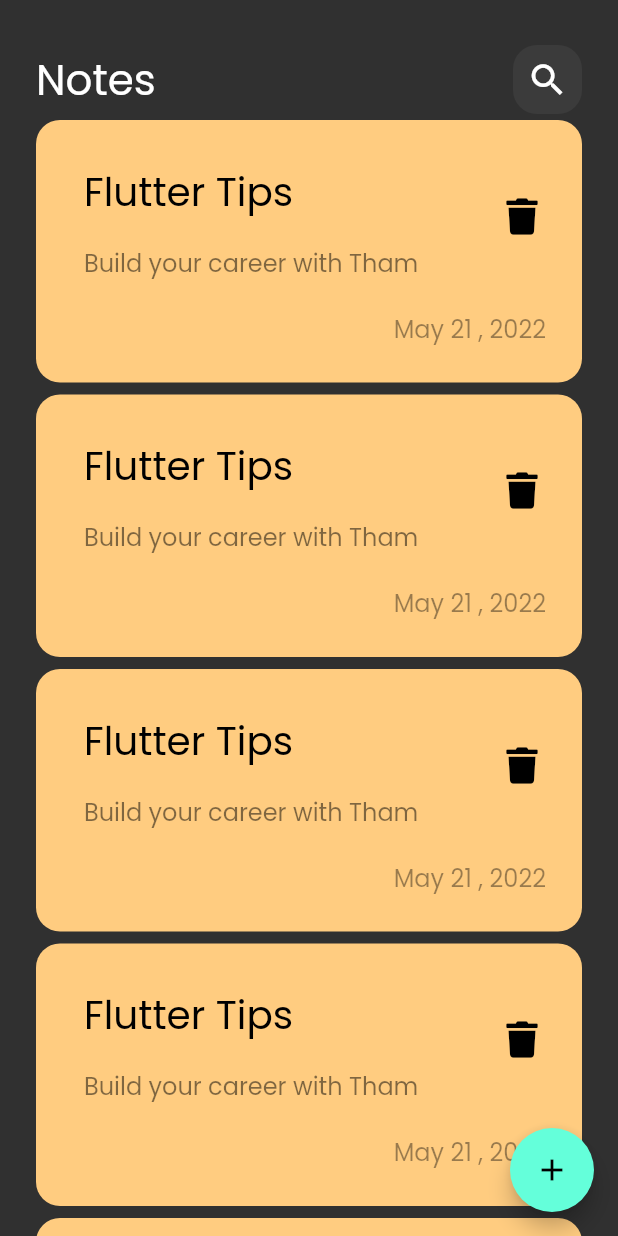
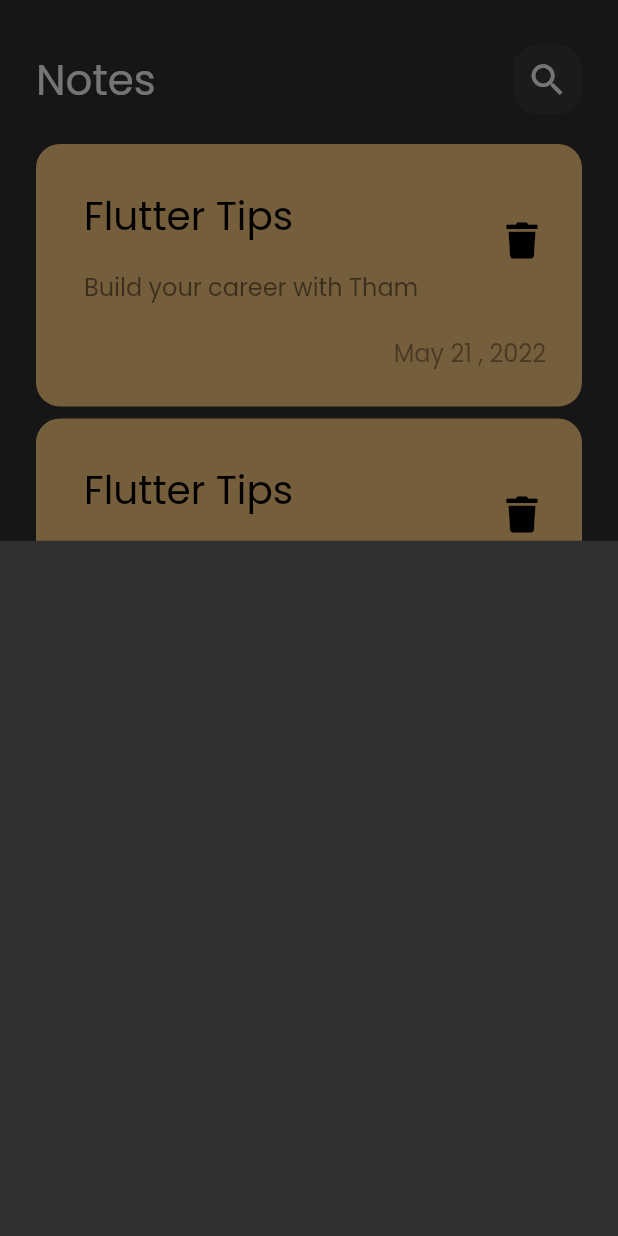
Before and after one commit to jalalsowat/project_note_app_flutter, a Flutter app: the screen it shows after launch, after a tap on the "add" icon, on a phone screen of 412 x 824 dp. Run offline on Flutter 3.47's test engine with Material 2 defaults, Android fonts, the phone set to English and light mode, and no system bars; our stand-ins replace font_awesome_flutter.

Commit message:
Add note bottom sheet

```diff
--- a/lib/views/notes.view.dart
+++ b/lib/views/notes.view.dart
@@ -1,5 +1,7 @@
 import 'package:flutter/material.dart';
 import 'package:notes_flutter/views/widgets/notes_view_body.dart';
+
+import 'widgets/add_note_bottom_sheet.dart';
 
 class NotesView extends StatelessWidget {
   const NotesView({Key? key}) : super(key: key);
@@ -8,7 +10,13 @@ class NotesView extends StatelessWidget {
   Widget build(BuildContext context) {
     return Scaffold(
       floatingActionButton: FloatingActionButton(
-        onPressed: () {},
+        onPressed: () {
+          showModalBottomSheet(
+              context: context,
+              builder: (context) {
+                return const AddNoteBottomSheet();
+              });
+        },
         child: const Icon(Icons.add),
       ),
       body: const NotesViewBody(),
--- /dev/null
+++ b/lib/views/widgets/add_note_bottom_sheet.dart
@@ -0,0 +1,10 @@
+import 'package:flutter/material.dart';
+
+class AddNoteBottomSheet extends StatelessWidget {
+  const AddNoteBottomSheet({Key? key}) : super(key: key);
+
+  @override
+  Widget build(BuildContext context) {
+    return Container();
+  }
+}
--- a/lib/views/widgets/notes_list_view.dart
+++ b/lib/views/widgets/notes_list_view.dart
@@ -7,11 +7,16 @@ class NotesListView extends StatelessWidget {
 
   @override
   Widget build(BuildContext context) {
-    return ListView.builder(itemBuilder: (context, index) {
-      return const Padding(
-        padding: EdgeInsets.symmetric(vertical: 4),
-        child: NoteItem(),
-      );
-    });
+    return Padding(
+      padding: const EdgeInsets.symmetric(vertical: 16),
+      child: ListView.builder(
+          padding: EdgeInsets.zero,
+          itemBuilder: (context, index) {
+            return const Padding(
+              padding: EdgeInsets.symmetric(vertical: 4),
+              child: NoteItem(),
+            );
+          }),
+    );
   }
 }
```
